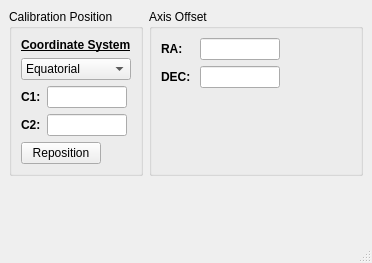
AmateurRadioTelescopeSystem/RadioTelescope_Controller, file GUI_Windows/Calibration.ui: the form before one commit.
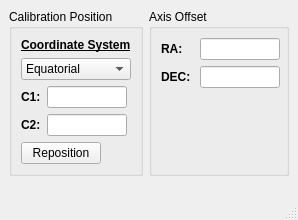
The form after the commit.

Commit message: Fixed window sizes

```diff
--- a/GUI_Windows/Calibration.ui
+++ b/GUI_Windows/Calibration.ui
@@ -9,8 +9,8 @@
    <rect>
     <x>0</x>
     <y>0</y>
-    <width>372</width>
-    <height>263</height>
+    <width>298</width>
+    <height>220</height>
    </rect>
   </property>
   <property name="windowTitle">
```
Left out of the diff: 4 changed lines with no effect on the pictures. The commit also changes 2 other files.
